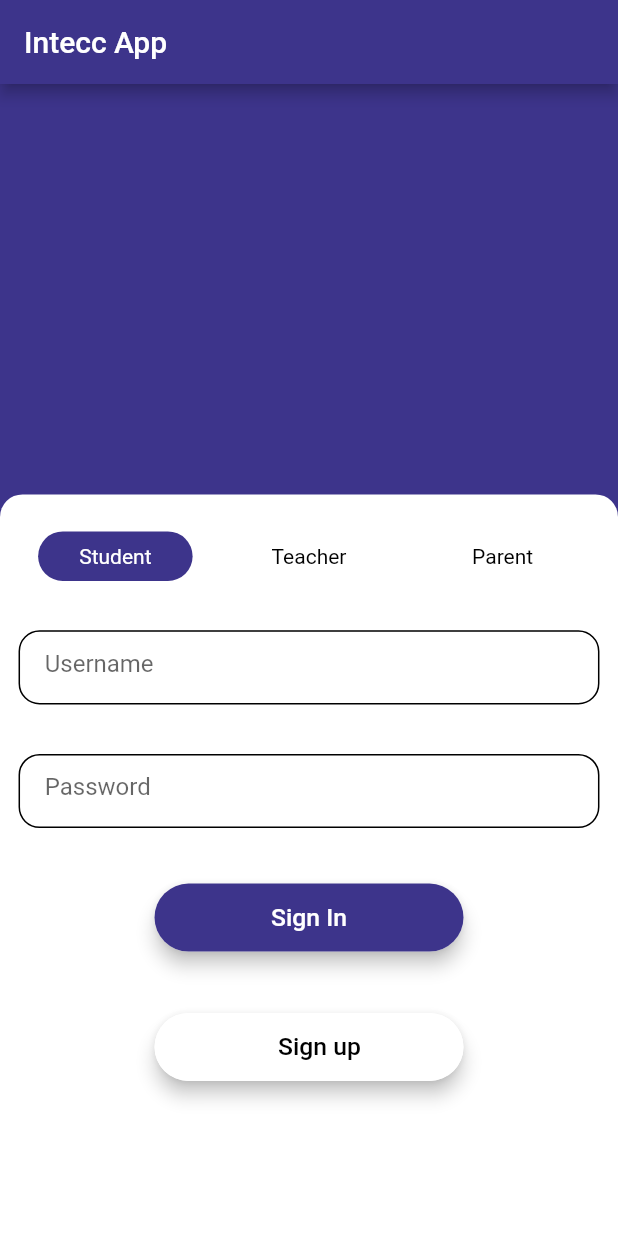
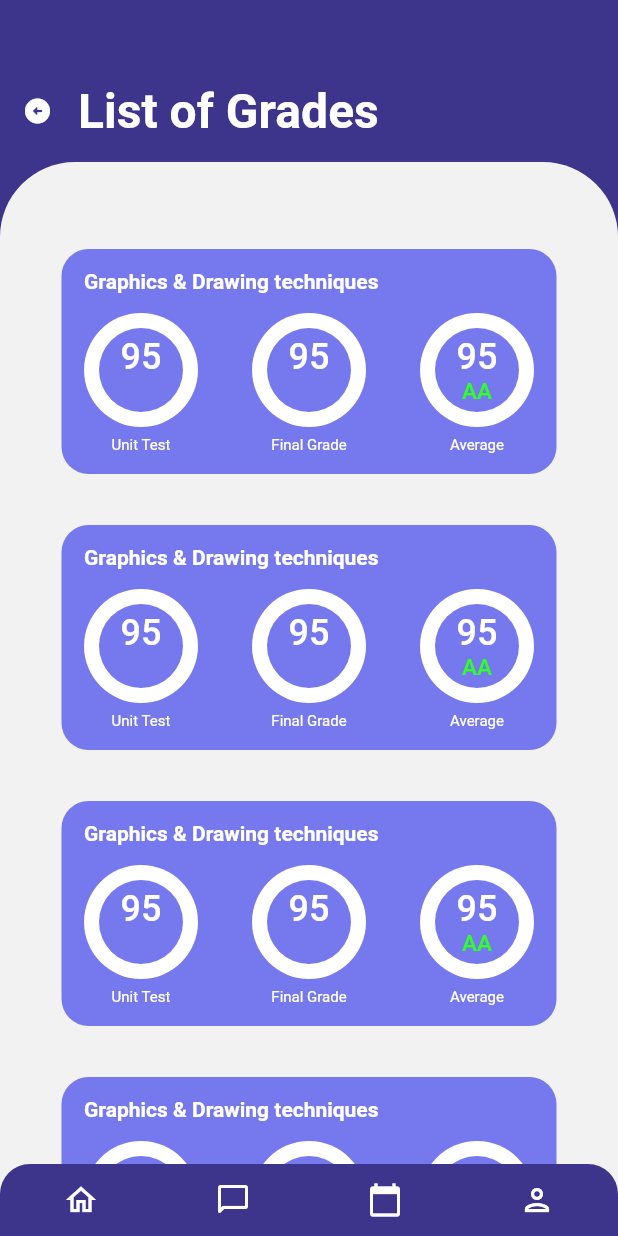
Before and after one commit to intecc-services/edtech_app_demo, a Flutter app: the screen it shows after launch, on a phone screen of 412 x 824 dp. Run offline on Flutter 3.47's test engine with Material 2 defaults, Android fonts, the phone set to English and light mode, and no system bars; our stand-ins replace firebase_auth, firebase_core, google_fonts; accounts and stored records are empty.

Commit message:
gradesPg

```diff
--- /dev/null
+++ b/lib/grades.dart
@@ -0,0 +1,160 @@
+import 'package:edtech_app_demo/shared/bottom_bar.dart';
+import 'package:flutter/material.dart';
+import 'package:flutter/src/foundation/key.dart';
+import 'package:flutter/src/widgets/framework.dart';
+import 'package:flutter/src/widgets/placeholder.dart';
+
+class Grades extends StatelessWidget {
+  const Grades({Key? key}) : super(key: key);
+
+  @override
+  Widget build(BuildContext context) {
+    return Scaffold(
+      bottomNavigationBar: Bottom_Bar(),
+      backgroundColor: Color(0xff3D348B),
+      body: Column(
+        children: [
+          SizedBox(height: 40),
+          Padding(
+            padding: const EdgeInsets.all(15),
+            child: Row(
+              children: [
+                Icon(Icons.arrow_circle_left_rounded,
+                    size: 20, color: Color(0xffFFFFFF)),
+                SizedBox(width: 17),
+                Text(
+                  'List of Grades',
+                  style: TextStyle(
+                    color: Colors.white,
+                    fontSize: 32,
+                    fontWeight: FontWeight.w700,
+                  ),
+                ),
+              ],
+            ),
+          ),
+          Expanded(
+            child: Container(
+              width: double.infinity,
+              decoration: BoxDecoration(
+                borderRadius: BorderRadius.only(
+                  topRight: Radius.circular(50),
+                  topLeft: Radius.circular(50),
+                ),
+                color: Color(0xffF2F2F2),
+              ),
+              child: grade_widget(),
+            ),
+          ), //place to enter text
+        ],
+      ),
+    );
+  }
+}
+
+Widget grade_widget() {
+  return Padding(
+    padding: EdgeInsets.only(top: 58),
+    child: SingleChildScrollView(
+      child: Expanded(
+        child: Column(
+          mainAxisAlignment: MainAxisAlignment.center,
+          children: List.generate(5, (index) {
+            return Padding(
+              padding: const EdgeInsets.only(bottom: 34),
+              child: Container(
+                height: 150,
+                width: 330,
+                decoration: BoxDecoration(
+                  color: Color(0xff7678ED),
+                  borderRadius: BorderRadius.all(Radius.circular(18)),
+                ),
+                child: Padding(
+                  padding: const EdgeInsets.only(left: 15, right: 15),
+                  child: Column(
+                    mainAxisAlignment: MainAxisAlignment.spaceEvenly,
+                    crossAxisAlignment: CrossAxisAlignment.start,
+                    children: [
+                      Text(
+                        'Graphics & Drawing techniques',
+                        style: TextStyle(
+                          color: Colors.white,
+                          fontSize: 14,
+                          fontWeight: FontWeight.w700,
+                        ),
+                      ),
+                      Row(
+                        mainAxisAlignment: MainAxisAlignment.spaceBetween,
+                        crossAxisAlignment: CrossAxisAlignment.start,
+                        children: [
+                          description('', 'Unit Test'),
+                          description('', 'Final Grade'),
+                          description('AA', 'Average'),
+                        ],
+                      )
+                    ],
+                  ),
+                ),
+              ),
+            );
+          }),
+        ),
+      ),
+    ),
+  );
+}
+
+Widget description(String grade, String parameter) {
+  return Column(
+    mainAxisAlignment: MainAxisAlignment.spaceEvenly,
+    children: [
+      Container(
+        width: 76,
+        height: 76,
+        decoration: BoxDecoration(
+          color: Colors.white,
+          shape: BoxShape.circle,
+        ),
+        alignment: Alignment.center,
+        child: Container(
+          width: 56,
+          height: 56,
+          decoration: BoxDecoration(
+            color: Color(0xff7678ED),
+            shape: BoxShape.circle,
+          ),
+          child: Column(
+            mainAxisAlignment: MainAxisAlignment.center,
+            children: [
+              Text(
+                '95',
+                style: TextStyle(
+                  color: Colors.white,
+                  fontSize: 24,
+                  fontWeight: FontWeight.w500,
+                ),
+              ),
+              Text(
+                grade,
+                style: TextStyle(
+                  color: Color(0xff2EFF29),
+                  fontSize: 15,
+                  fontWeight: FontWeight.w500,
+                ),
+              ),
+            ],
+          ),
+        ),
+      ),
+      SizedBox(height: 6),
+      Text(
+        parameter,
+        style: TextStyle(
+          color: Colors.white,
+          fontSize: 10,
+          fontWeight: FontWeight.w400,
+        ),
+      )
+    ],
+  );
+}
--- a/lib/main.dart
+++ b/lib/main.dart
@@ -1,4 +1,6 @@
 import 'package:edtech_app_demo/Landing_Page.dart';
+import 'package:edtech_app_demo/chat/Conversation.dart';
+import 'package:edtech_app_demo/grades.dart';
 import 'package:edtech_app_demo/shared/theme_data.dart';
 import 'package:firebase_auth/firebase_auth.dart';
 import 'package:firebase_core/firebase_core.dart';
@@ -15,7 +17,8 @@ Future main() async {
   await Firebase.initializeApp();
   runApp(MaterialApp(
     theme: customTheme,
-    home: edtech_app(),
+    //home: edtech_app(),
+    home: Grades(),
   ));
 }
 
@@ -35,7 +38,6 @@ class edtech_app extends StatelessWidget {
           }
         },
       ),
-
     );
   }
 }
--- a/pubspec.yaml
+++ b/pubspec.yaml
@@ -38,9 +38,7 @@ dev_dependencies:
   flutter_test:
     sdk: flutter
 
-
   flutter_lints: ^2.0.0
-
 
 flutter:
   uses-material-design: true
```
Also changed, not shown: pubspec.lock.
